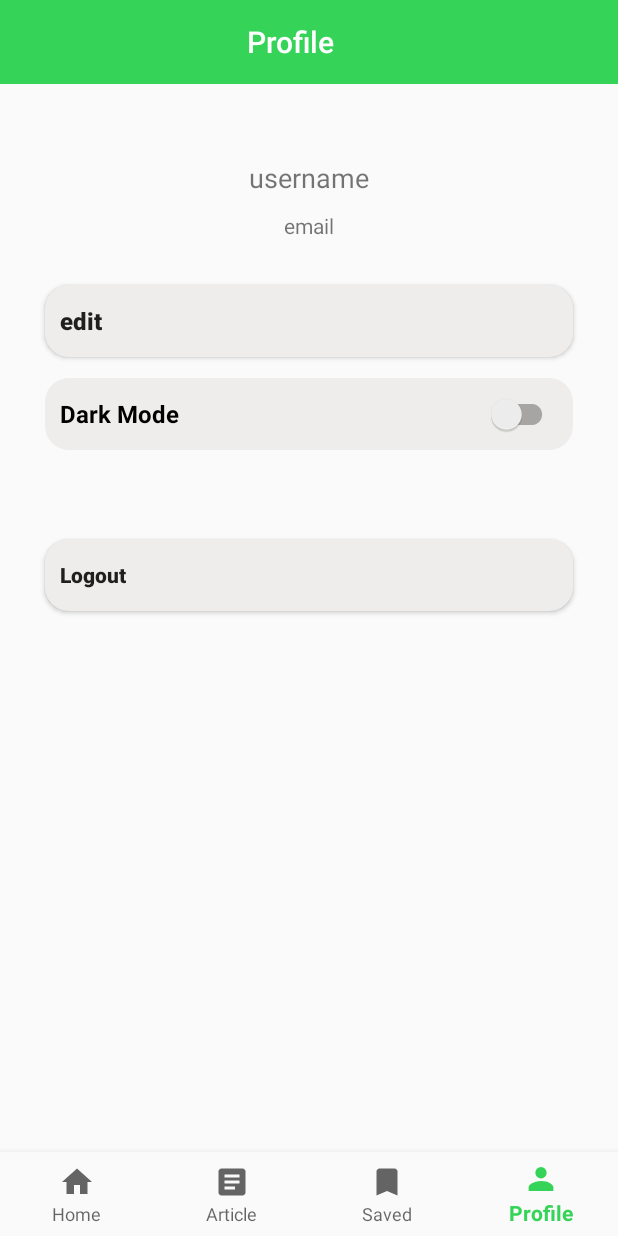
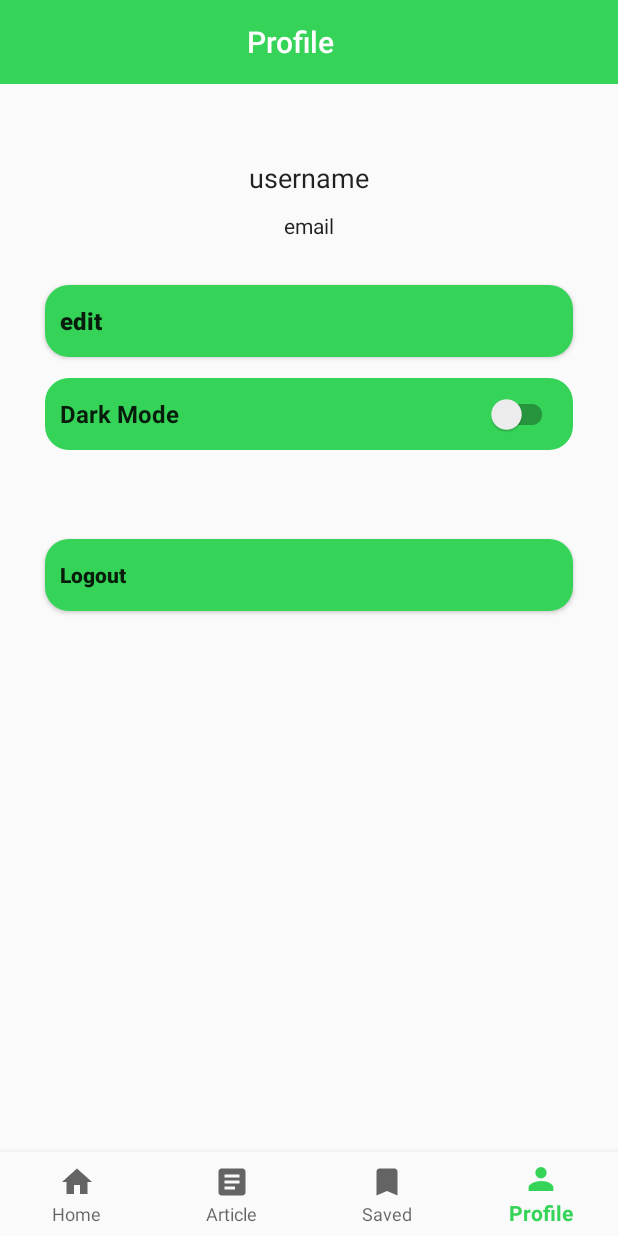
Before and after one commit to alyuto/DrFruithy, an Android app: the ProfileFragment screen opened through its navigation route, on a phone screen of 412 x 824 dp. Run offline under Robolectric (Android 15) with nearby library versions, the phone set to English and light mode, and no system bars; our stand-ins replace CircleImageView, navigation-ui.

Commit message:
add darkmode in ProfileFragment and edit all color to android:textColor="?android:textColorPrimary"

```diff
--- a/app/src/main/java/com/dicoding/drfruithy/ui/profile/ProfileFragment.kt
+++ b/app/src/main/java/com/dicoding/drfruithy/ui/profile/ProfileFragment.kt
@@ -4,8 +4,10 @@ import android.os.Bundle
 import android.view.LayoutInflater
 import android.view.View
 import android.view.ViewGroup
+import android.widget.CompoundButton
 import android.widget.TextView
 import androidx.appcompat.app.AppCompatActivity
+import androidx.appcompat.app.AppCompatDelegate
 import androidx.fragment.app.Fragment
 import androidx.lifecycle.ViewModelProvider
 import com.dicoding.drfruithy.databinding.FragmentProfileBinding
@@ -26,7 +28,23 @@ class ProfileFragment : Fragment() {
         _binding = FragmentProfileBinding.inflate(inflater, container, false)
         val root: View = binding.root
 
-
+        darkMode()
         return root
     }
+
+    private fun darkMode() {
+        binding.switchTheme
+
+        binding.switchTheme.setOnCheckedChangeListener{ _: CompoundButton?, isChecked: Boolean ->
+            if(isChecked) {
+                AppCompatDelegate.setDefaultNightMode(AppCompatDelegate.MODE_NIGHT_YES)
+                binding.switchTheme.isChecked = true
+            }
+            else {
+                AppCompatDelegate.setDefaultNightMode(AppCompatDelegate.MODE_NIGHT_NO)
+                binding.switchTheme.isChecked = false
+            }
+
+        }
+    }
 }
--- a/app/src/main/res/layout/fragment_profile.xml
+++ b/app/src/main/res/layout/fragment_profile.xml
@@ -23,6 +23,7 @@
         android:layout_marginTop="10dp"
         android:text="@string/username"
         android:textSize="18sp"
+        android:textColor="?android:textColorPrimary"
         app:layout_constraintEnd_toEndOf="@+id/image_profile"
         app:layout_constraintStart_toStartOf="@+id/image_profile"
         app:layout_constraintTop_toBottomOf="@+id/image_profile" />
@@ -33,6 +34,7 @@
         android:layout_height="wrap_content"
         android:layout_marginTop="10dp"
         android:text="@string/email"
+        android:textColor="?android:textColorPrimary"
         android:textSize="14sp"
         app:layout_constraintEnd_toEndOf="@+id/image_profile"
         app:layout_constraintStart_toStartOf="@+id/image_profile"
@@ -43,12 +45,13 @@
         android:layout_width="match_parent"
         android:layout_height="wrap_content"
         android:text="@string/edit"
+        android:textColor="?android:textColorPrimary"
         android:layout_marginTop="30dp"
         android:layout_marginStart="30dp"
         android:layout_marginEnd="30dp"
         android:textSize="16sp"
         android:gravity="start|center_vertical"
-        android:background="@drawable/button_profile"
+        android:background="@drawable/rounded_button"
         android:textAllCaps="false"
         android:textStyle="bold"
         app:layout_constraintEnd_toEndOf="parent"
@@ -62,8 +65,9 @@
         android:layout_marginTop="10dp"
         android:layout_marginStart="30dp"
         android:layout_marginEnd="30dp"
-        android:background="@drawable/button_profile"
+        android:background="@drawable/rounded_button"
         android:text="@string/dark_mode"
+        android:textColor="?android:textColorPrimary"
         android:textSize="16sp"
         android:textStyle="bold"
         app:layout_constraintBottom_toBottomOf="parent"
@@ -78,9 +82,10 @@
         android:layout_height="wrap_content"
         android:layout_marginStart="30dp"
         android:layout_marginEnd="30dp"
-        android:background="@drawable/button_profile"
+        android:background="@drawable/rounded_button"
         android:gravity="start|center_vertical"
         android:text="@string/logout"
+        android:textColor="?android:textColorPrimary"
         android:textAllCaps="false"
         android:textStyle="bold"
         app:layout_constraintBottom_toBottomOf="parent"
--- a/app/src/main/res/layout/item_article.xml
+++ b/app/src/main/res/layout/item_article.xml
@@ -17,7 +17,9 @@
             android:layout_width="match_parent"
             android:layout_height="wrap_content"
             android:layout_margin="10dp"
-            android:text="@string/title_article" />
+            android:text="@string/title_article"
+            android:textColor="?android:textColorPrimary"
+            />
 
     </androidx.cardview.widget.CardView>
 
--- a/app/src/main/res/values-night/themes.xml
+++ b/app/src/main/res/values-night/themes.xml
@@ -1,8 +1,8 @@
 <resources xmlns:tools="http://schemas.android.com/tools">
     <!-- Base application theme. -->
-    <style name="Theme.DrFruithy" parent="Theme.AppCompat.Light.NoActionBar">
+    <style name="Theme.DrFruithy" parent="Theme.AppCompat.DayNight.NoActionBar">
         <!-- Primary brand color. -->
-        <item name="colorPrimary">@color/purple_200</item>
+        <item name="colorPrimary">@color/navBack</item>
         <item name="colorPrimaryVariant">@color/purple_700</item>
         <item name="colorOnPrimary">@color/black</item>
         <!-- Secondary brand color. -->
@@ -21,4 +21,5 @@
         <item name="android:textColor">@android:color/white</item>
         <item name="android:textSize">20sp</item>
     </style>
+
 </resources>
--- a/app/src/main/res/values/themes.xml
+++ b/app/src/main/res/values/themes.xml
@@ -1,6 +1,6 @@
 <resources xmlns:tools="http://schemas.android.com/tools">
     <!-- Base application theme. -->
-    <style name="Theme.DrFruithy" parent="Theme.AppCompat.Light.NoActionBar">
+    <style name="Theme.DrFruithy" parent="Theme.AppCompat.DayNight.NoActionBar">
         <!-- Primary brand color. -->
         <item name="colorPrimary">@color/navBack</item>
         <item name="colorPrimaryVariant">@color/purple_700</item>
```
Also changed, not shown: app/src/main/res/drawable/button_profile_dark.xml (added, +9 -0 lines), app/src/main/res/layout/fragment_home.xml (+10 -4 lines), app/src/main/res/layout/item_saved.xml (+9 -3 lines).
